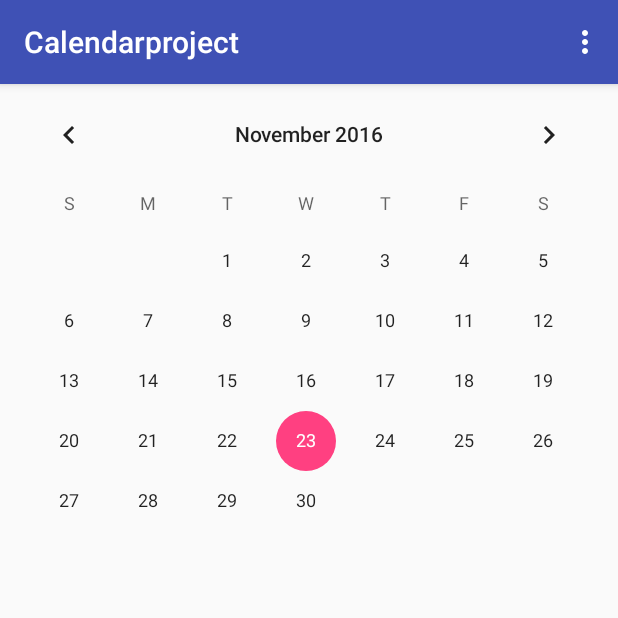
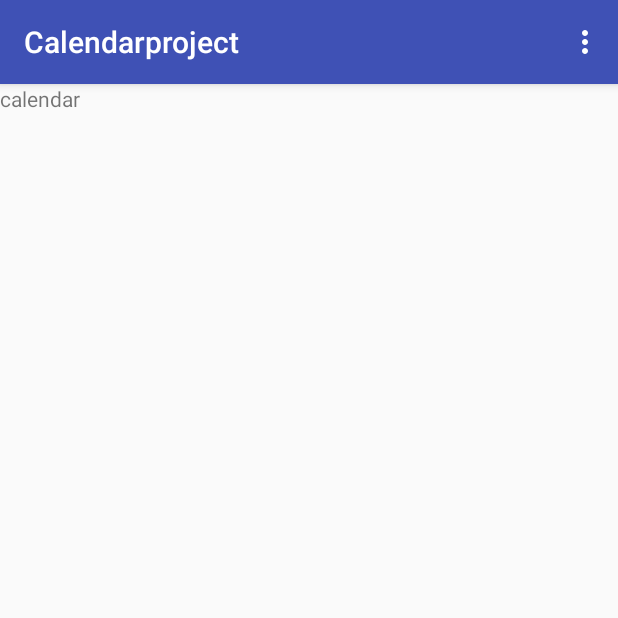
Before and after one commit to chaminhye/Calendar, an Android app: the screen it shows after launch (MainActivity), on a phone screen of 412 x 824 dp, the top half of it. Run offline under Robolectric (Android 15) with nearby library versions, the phone set to English and light mode, and no system bars; 2 statements that could not run were skipped.

Commit message:
Merge branch 'master' of /Users/ierahn/Downloads/Calendar with conflicts.

```diff
--- a/app/src/main/res/layout/activity_main.xml
+++ b/app/src/main/res/layout/activity_main.xml
@@ -1,12 +1,13 @@
 <?xml version="1.0" encoding="utf-8"?>
+
 <LinearLayout xmlns:android="http://schemas.android.com/apk/res/android"
     android:layout_width="match_parent"
-    android:layout_height="match_parent">
-    <CalendarView
+    android:layout_height="match_parent"
+    android:orientation="vertical"
+    >
+
+    <TextView
         android:layout_width="match_parent"
-        android:layout_height="1000px"
-        android:layout_weight="1"
-        android:id="@+id/calendar"
-        android:showWeekNumber="false"></CalendarView>
-
+        android:layout_height="match_parent"
+        android:text="calendar"/>
 </LinearLayout>
--- a/app/src/main/res/values-w820dp/dimens.xml
+++ /dev/null
@@ -1,6 +0,0 @@
-<resources>
-    <!-- Example customization of dimensions originally defined in res/values/dimens.xml
-         (such as screen margins) for screens with more than 820dp of available width. This
-         would include 7" and 10" devices in landscape (~960dp and ~1280dp respectively). -->
-    <dimen name="activity_horizontal_margin">64dp</dimen>
-</resources>
--- a/app/src/main/res/values/dimens.xml
+++ /dev/null
@@ -1,5 +0,0 @@
-<resources>
-    <!-- Default screen margins, per the Android Design guidelines. -->
-    <dimen name="activity_horizontal_margin">16dp</dimen>
-    <dimen name="activity_vertical_margin">16dp</dimen>
-</resources>
```
Also changed, not shown: app/src/main/java/com/example/mh/calendarproject/MainActivity.java (line endings or trailing spaces), app/src/main/res/values/colors.xml (line endings or trailing spaces), app/src/main/res/values/styles.xml (line endings or trailing spaces).
